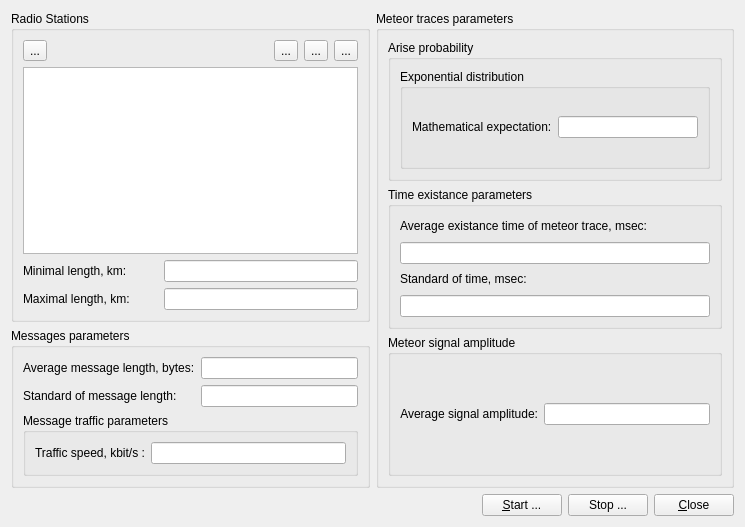
Qt form src/gui/ui/meteor_radio_network_form.ui (YuriyRusinov/meteor_radio) before a commit.
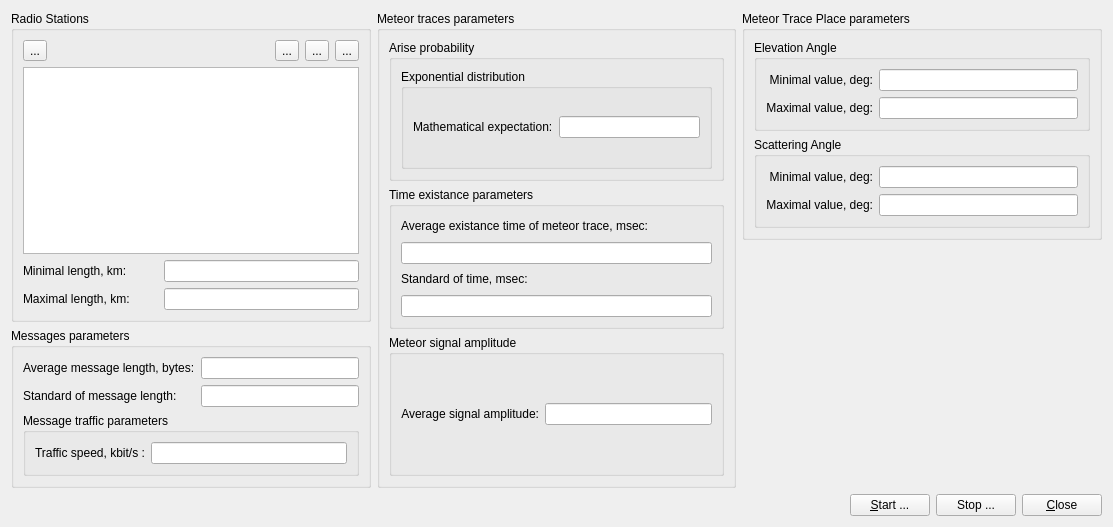
The same form after that commit.

Commit message: New parameters of meteors were introduced.

What changed in the file:
```diff
--- a/src/gui/ui/meteor_radio_network_form.ui
+++ b/src/gui/ui/meteor_radio_network_form.ui
@@ -6,14 +6,14 @@
    <rect>
     <x>0</x>
     <y>0</y>
-    <width>745</width>
+    <width>1113</width>
     <height>527</height>
    </rect>
   </property>
   <property name="windowTitle">
    <string>Meteor stations and traces parameters</string>
   </property>
-  <layout class="QGridLayout" name="gridLayout_9">
+  <layout class="QGridLayout" name="gridLayout_12">
    <item row="0" column="0">
     <widget class="QGroupBox" name="gbStations">
      <property name="title">
@@ -175,6 +175,130 @@
      </layout>
     </widget>
    </item>
+   <item row="0" column="2" rowspan="2">
+    <layout class="QVBoxLayout" name="verticalLayout">
+     <item>
+      <widget class="QGroupBox" name="gbTracePlace">
+       <property name="title">
+        <string>Meteor Trace Place parameters</string>
+       </property>
+       <layout class="QGridLayout" name="gridLayout_11">
+        <item row="0" column="0">
+         <widget class="QGroupBox" name="gbElevationAngle">
+          <property name="title">
+           <string>Elevation Angle</string>
+          </property>
+          <layout class="QGridLayout" name="gridLayout_9">
+           <item row="0" column="0">
+            <widget class="QLabel" name="lElevationMin">
+             <property name="text">
+              <string>&lt;html&gt;&lt;head/&gt;&lt;body&gt;&lt;p&gt;Minimal value, deg:&lt;/p&gt;&lt;/body&gt;&lt;/html&gt;</string>
+             </property>
+             <property name="alignment">
+              <set>Qt::AlignRight|Qt::AlignTrailing|Qt::AlignVCenter</set>
+             </property>
+            </widget>
+           </item>
+           <item row="0" column="1">
+            <widget class="QLineEdit" name="lEElevationMin">
+             <property name="sizePolicy">
+              <sizepolicy hsizetype="MinimumExpanding" vsizetype="Fixed">
+               <horstretch>0</horstretch>
+               <verstretch>0</verstretch>
+              </sizepolicy>
+             </property>
+            </widget>
+           </item>
+           <item row="1" column="0">
+            <widget class="QLabel" name="lElevationMax">
+             <property name="text">
+              <string>&lt;html&gt;&lt;head/&gt;&lt;body&gt;&lt;p&gt;Maximal value, deg:&lt;/p&gt;&lt;/body&gt;&lt;/html&gt;</string>
+             </property>
+             <property name="alignment">
+              <set>Qt::AlignRight|Qt::AlignTrailing|Qt::AlignVCenter</set>
+             </property>
+            </widget>
+           </item>
+           <item row="1" column="1">
+            <widget class="QLineEdit" name="lEElevationMax">
+             <property name="sizePolicy">
+              <sizepolicy hsizetype="MinimumExpanding" vsizetype="Fixed">
+               <horstretch>0</horstretch>
+               <verstretch>0</verstretch>
+              </sizepolicy>
+             </property>
+            </widget>
+           </item>
+          </layout>
+         </widget>
+        </item>
+        <item row="1" column="0">
+         <widget class="QGroupBox" name="gbScatteringAngle">
+          <property name="title">
+           <string>Scattering Angle</string>
+          </property>
+          <layout class="QGridLayout" name="gridLayout_10">
+           <item row="0" column="0">
+            <widget class="QLabel" name="lScatteringMin">
+             <property name="text">
+              <string>&lt;html&gt;&lt;head/&gt;&lt;body&gt;&lt;p&gt;Minimal value, deg:&lt;/p&gt;&lt;/body&gt;&lt;/html&gt;</string>
+             </property>
+             <property name="alignment">
+              <set>Qt::AlignRight|Qt::AlignTrailing|Qt::AlignVCenter</set>
+             </property>
+            </widget>
+           </item>
+           <item row="0" column="1">
+            <widget class="QLineEdit" name="lEScatteringMin">
+             <property name="sizePolicy">
+              <sizepolicy hsizetype="MinimumExpanding" vsizetype="Fixed">
+               <horstretch>0</horstretch>
+               <verstretch>0</verstretch>
+              </sizepolicy>
+             </property>
+            </widget>
+           </item>
+           <item row="1" column="0">
+            <widget class="QLabel" name="lScatteringMax">
+             <property name="text">
+              <string>&lt;html&gt;&lt;head/&gt;&lt;body&gt;&lt;p&gt;Maximal value, deg:&lt;/p&gt;&lt;/body&gt;&lt;/html&gt;</string>
+             </property>
+             <property name="alignment">
+              <set>Qt::AlignRight|Qt::AlignTrailing|Qt::AlignVCenter</set>
+             </property>
+            </widget>
+           </item>
+           <item row="1" column="1">
+            <widget class="QLineEdit" name="lEScatteringMax">
+             <property name="sizePolicy">
+              <sizepolicy hsizetype="MinimumExpanding" vsizetype="Fixed">
+               <horstretch>0</horstretch>
+               <verstretch>0</verstretch>
+              </sizepolicy>
+             </property>
+            </widget>
+           </item>
+          </layout>
+         </widget>
+        </item>
+       </layout>
+      </widget>
+     </item>
+     <item>
+      <spacer name="verticalSpacer">
+       <property name="orientation">
+        <enum>Qt::Vertical</enum>
+       </property>
+       <property name="sizeHint" stdset="0">
+        <size>
+         <width>20</width>
+         <height>40</height>
+        </size>
+       </property>
+      </spacer>
+     </item>
+    </layout>
+   </item>
    <item row="1" column="0">
     <widget class="QGroupBox" name="gbMessages">
      <property name="title">
@@ -223,7 +347,7 @@
      </layout>
     </widget>
    </item>
-   <item row="2" column="0" colspan="2">
+   <item row="2" column="0" colspan="3">
     <layout class="QHBoxLayout" name="buttonsLayout">
      <item>
       <spacer name="hButtonsSpacer">
```
The commit also changes 13 other files.
